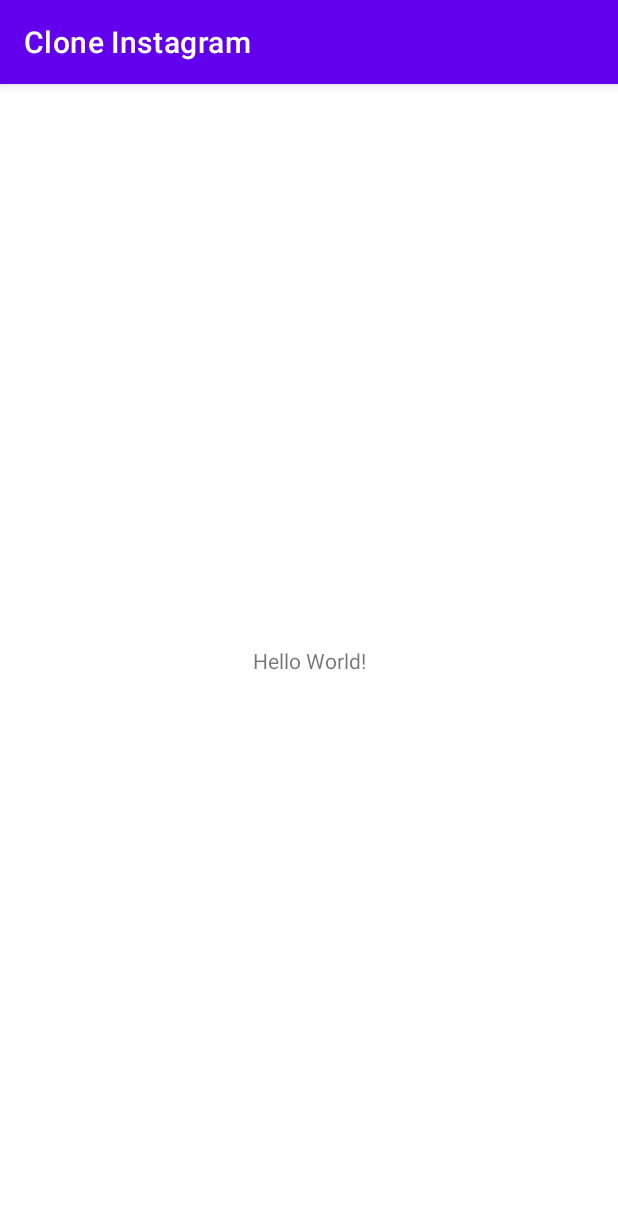
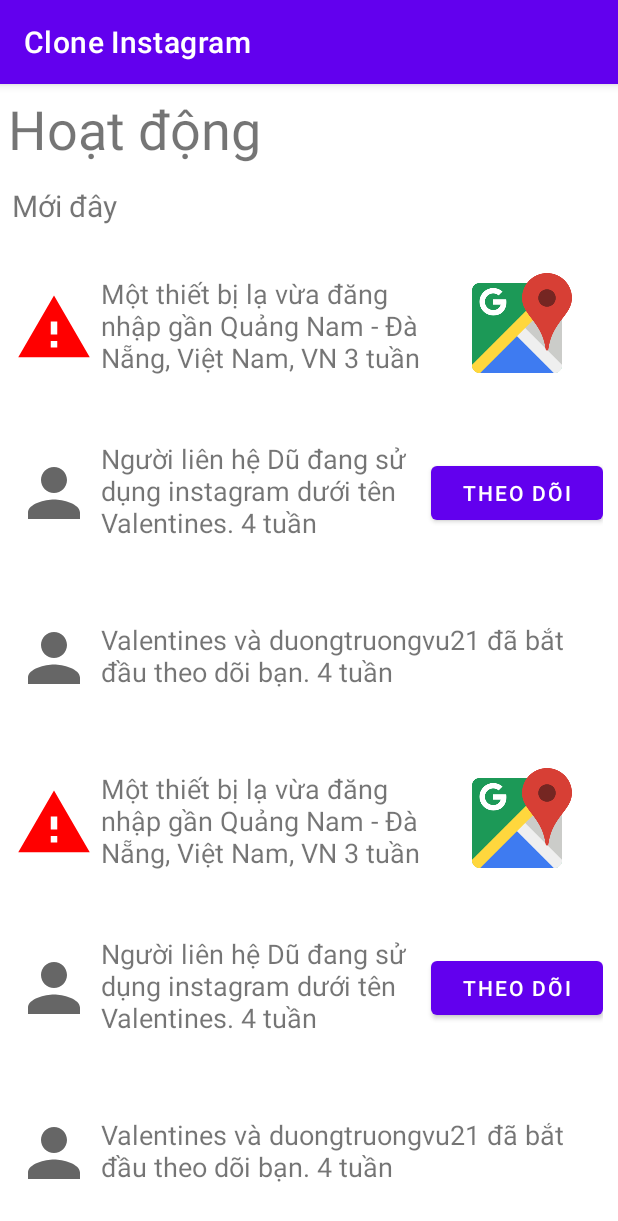
Before and after one commit to Tran-Nguyen-Anh-Trinh/project-mobile-android-social-network-app, an Android app: the screen it shows after launch (MainActivity), on a phone screen of 412 x 824 dp. Shown: the top 1221 px of the screen. Run offline under Robolectric (Android 15) with nearby library versions, the phone set to English and light mode, and no system bars.

Commit message:
fragment activity

```diff
--- a/app/build.gradle
+++ b/app/build.gradle
@@ -32,6 +32,9 @@ dependencies {
     implementation 'androidx.appcompat:appcompat:1.4.1'
     implementation 'com.google.android.material:material:1.6.0'
     implementation 'androidx.constraintlayout:constraintlayout:2.1.3'
+    implementation 'androidx.legacy:legacy-support-v4:1.0.0'
+    implementation 'androidx.navigation:navigation-fragment:2.4.2'
+    implementation 'androidx.navigation:navigation-ui:2.4.2'
     testImplementation 'junit:junit:4.+'
     androidTestImplementation 'androidx.test.ext:junit:1.1.3'
     androidTestImplementation 'androidx.test.espresso:espresso-core:3.4.0'
--- /dev/null
+++ b/app/src/main/java/com/midterm/cloneinstagram/ActivityAdapter.java
@@ -0,0 +1,81 @@
+package com.midterm.cloneinstagram;
+
+import android.content.Context;
+import android.util.Log;
+import android.view.LayoutInflater;
+import android.view.View;
+import android.view.ViewGroup;
+import android.widget.ImageView;
+import android.widget.LinearLayout;
+import android.widget.TextView;
+
+import androidx.annotation.NonNull;
+import androidx.recyclerview.widget.RecyclerView;
+
+import java.util.ArrayList;
+
+public class ActivityAdapter extends RecyclerView.Adapter<ActivityAdapter.ViewHolder> {
+    ArrayList<Integer> list;
+    public static Context context;
+
+    public ActivityAdapter(ArrayList<Integer> list, Context context) {
+        this.list = list;
+        this.context = context;
+    }
+
+    @NonNull
+    @Override
+    public ActivityAdapter.ViewHolder onCreateViewHolder(@NonNull ViewGroup parent, int viewType) {
+        View view = LayoutInflater.from(context).
+                inflate(R.layout.activity_1_item, parent, false);
+        return new ViewHolder(view);
+    }
+
+    @Override
+    public void onBindViewHolder(@NonNull ActivityAdapter.ViewHolder holder, int position) {
+        Log.d("DEBUG1", "" + list.get(position));
+//        holder.tv_name.setText("123");
+//        final Contact currContact = Contact.get(position);
+//        holder.itemView.setOnClickListener(new View.OnClickListener() {
+//            @Override
+//            public void onClick(View view) {
+//                iClickItemContactListener.onClickItemContact(currContact);
+//            }
+//        });
+
+        if(list.get(position) % 3 == 0){
+            holder.lo1.setVisibility(View.VISIBLE);
+            holder.lo2.setVisibility(View.GONE);
+            holder.lo3.setVisibility(View.GONE);
+        }
+
+        if(list.get(position) % 3 == 1){
+            holder.lo1.setVisibility(View.GONE);
+            holder.lo2.setVisibility(View.VISIBLE);
+            holder.lo3.setVisibility(View.GONE);
+        }
+
+        if(list.get(position) % 3 == 2){
+            holder.lo1.setVisibility(View.GONE);
+            holder.lo2.setVisibility(View.GONE);
+            holder.lo3.setVisibility(View.VISIBLE);
+        }
+    }
+
+    @Override
+    public int getItemCount() {
+        return list.size();
+    }
+
+    class ViewHolder extends RecyclerView.ViewHolder {
+        LinearLayout lo1, lo2, lo3;
+
+        public ViewHolder(View view) {
+            super(view);
+
+            lo1 = view.findViewById(R.id.lo1);
+            lo2 = view.findViewById(R.id.lo2);
+            lo3 = view.findViewById(R.id.lo3);
+        }
+    }
+}
--- /dev/null
+++ b/app/src/main/java/com/midterm/cloneinstagram/ActivityFragment.java
@@ -0,0 +1,54 @@
+package com.midterm.cloneinstagram;
+
+import android.os.Bundle;
+
+import androidx.annotation.NonNull;
+import androidx.annotation.Nullable;
+import androidx.fragment.app.Fragment;
+import androidx.recyclerview.widget.LinearLayoutManager;
+import androidx.recyclerview.widget.RecyclerView;
+
+import android.view.LayoutInflater;
+import android.view.View;
+import android.view.ViewGroup;
+
+import java.util.ArrayList;
+
+public class ActivityFragment extends Fragment {
+    RecyclerView rv1, rv2;
+    ActivityAdapter aadapter;
+    private ArrayList<Integer> lint;
+
+    @Override
+    public void onCreate(Bundle savedInstanceState) {
+        super.onCreate(savedInstanceState);
+    }
+
+    @Override
+    public void onViewCreated(@NonNull View view, @Nullable Bundle savedInstanceState) {
+        super.onViewCreated(view, savedInstanceState);
+
+        rv1 = view.findViewById(R.id.rv_1);
+//        rv2 = view.findViewById(R.id.rv_2);
+        lint = new ArrayList<>();
+        lint.add(0);
+        lint.add(1);
+        lint.add(2);
+        lint.add(3);
+        lint.add(4);
+        lint.add(5);
+        aadapter = new ActivityAdapter(lint, getContext());
+
+        rv1.setAdapter(aadapter);
+        rv1.setLayoutManager(new LinearLayoutManager(getContext()));
+//        rv2.setAdapter(aadapter);
+//        rv2.setLayoutManager(new LinearLayoutManager(getContext()));
+    }
+
+    @Override
+    public View onCreateView(LayoutInflater inflater, ViewGroup container,
+                             Bundle savedInstanceState) {
+        // Inflate the layout for this fragment
+        return inflater.inflate(R.layout.fragment_activity, container, false);
+    }
+}
--- /dev/null
+++ b/app/src/main/res/drawable/ic_baseline_person_24.xml
@@ -0,0 +1,10 @@
+<vector xmlns:android="http://schemas.android.com/apk/res/android"
+    android:width="24dp"
+    android:height="24dp"
+    android:viewportWidth="24"
+    android:viewportHeight="24"
+    android:tint="?attr/colorControlNormal">
+  <path
+      android:fillColor="@android:color/white"
+      android:pathData="M12,12c2.21,0 4,-1.79 4,-4s-1.79,-4 -4,-4 -4,1.79 -4,4 1.79,4 4,4zM12,14c-2.67,0 -8,1.34 -8,4v2h16v-2c0,-2.66 -5.33,-4 -8,-4z"/>
+</vector>
--- /dev/null
+++ b/app/src/main/res/drawable/ic_baseline_warning_24.xml
@@ -0,0 +1,5 @@
+<vector android:height="24dp" android:tint="#FF0000"
+    android:viewportHeight="24" android:viewportWidth="24"
+    android:width="24dp" xmlns:android="http://schemas.android.com/apk/res/android">
+    <path android:fillColor="@android:color/white" android:pathData="M1,21h22L12,2 1,21zM13,18h-2v-2h2v2zM13,14h-2v-4h2v4z"/>
+</vector>
--- /dev/null
+++ b/app/src/main/res/layout/activity_1_item.xml
@@ -0,0 +1,95 @@
+<?xml version="1.0" encoding="utf-8"?>
+<LinearLayout xmlns:android="http://schemas.android.com/apk/res/android"
+    android:layout_width="match_parent"
+    android:layout_height="wrap_content"
+    android:padding="10dp"
+    android:layout_marginTop="10dp"
+    android:orientation="vertical"
+    >
+
+    <LinearLayout
+        android:id="@+id/lo1"
+        android:layout_width="match_parent"
+        android:layout_height="wrap_content"
+        android:visibility="visible">
+
+        <ImageView
+            android:layout_width="52dp"
+            android:layout_height="80dp"
+            android:layout_gravity="center"
+            android:src="@drawable/ic_baseline_warning_24"></ImageView>
+
+        <TextView
+            android:layout_width="225dp"
+            android:layout_height="80dp"
+            android:textSize="18sp"
+            android:text="Một thiết bị lạ vừa đăng nhập gần Quảng Nam - Đà Nẵng, Việt Nam, VN 3 tuần"
+            android:lines="4"
+            android:ellipsize="end"
+            android:paddingBottom="3sp"
+            android:gravity="center_vertical"
+            android:paddingLeft="5sp">
+        </TextView>
+
+        <ImageView
+            android:layout_width="match_parent"
+            android:layout_height="80dp"
+            android:gravity="right|center_vertical"
+            android:src="@drawable/icon_map"></ImageView>
+    </LinearLayout>
+
+    <LinearLayout
+        android:id="@+id/lo2"
+        android:layout_width="match_parent"
+        android:layout_height="wrap_content"
+        android:visibility="gone">
+        <ImageView
+            android:layout_width="52dp"
+            android:layout_height="80dp"
+            android:layout_gravity="center"
+            android:src="@drawable/ic_baseline_person_24"></ImageView>
+
+        <TextView
+            android:layout_width="225dp"
+            android:layout_height="80dp"
+            android:textSize="18sp"
+            android:text="Người liên hệ Dũ đang sử dụng instagram dưới tên Valentines. 4 tuần"
+            android:lines="4"
+            android:ellipsize="end"
+            android:paddingBottom="3sp"
+            android:gravity="center_vertical"
+            android:paddingLeft="5sp">
+        </TextView>
+
+        <Button
+            android:layout_width="match_parent"
+            android:layout_height="48dp"
+            android:text="Theo dõi"
+            android:textSize="14dp"
+            android:layout_gravity="center"></Button>
+    </LinearLayout>
+
+    <LinearLayout
+        android:id="@+id/lo3"
+        android:layout_width="match_parent"
+        android:layout_height="wrap_content"
+        android:visibility="gone">
+        <ImageView
+            android:layout_width="52dp"
+            android:layout_height="80dp"
+            android:layout_gravity="center"
+            android:src="@drawable/ic_baseline_person_24"></ImageView>
+
+        <TextView
+            android:layout_width="match_parent"
+            android:layout_height="80dp"
+            android:textSize="18sp"
+            android:text="Valentines và duongtruongvu21 đã bắt đầu theo dõi bạn. 4 tuần"
+            android:lines="4"
+            android:ellipsize="end"
+            android:paddingBottom="3sp"
+            android:gravity="center_vertical"
+            android:paddingLeft="5sp">
+        </TextView>
+    </LinearLayout>
+</LinearLayout>
--- a/app/src/main/res/layout/activity_main.xml
+++ b/app/src/main/res/layout/activity_main.xml
@@ -6,13 +6,14 @@
     android:layout_height="match_parent"
     tools:context=".MainActivity">
 
-    <TextView
-        android:layout_width="wrap_content"
-        android:layout_height="wrap_content"
-        android:text="Hello World!"
-        app:layout_constraintBottom_toBottomOf="parent"
-        app:layout_constraintLeft_toLeftOf="parent"
-        app:layout_constraintRight_toRightOf="parent"
-        app:layout_constraintTop_toTopOf="parent" />
 
+    <androidx.fragment.app.FragmentContainerView
+        android:id="@+id/fragmentContainerView"
+        android:name="androidx.navigation.fragment.NavHostFragment"
+        android:layout_width="match_parent"
+        android:layout_height="match_parent"
+        app:defaultNavHost="true"
+        app:navGraph="@navigation/activity_nav"
+        tools:layout_editor_absoluteX="1dp"
+        tools:layout_editor_absoluteY="1dp" />
 </androidx.constraintlayout.widget.ConstraintLayout>
--- /dev/null
+++ b/app/src/main/res/layout/fragment_activity.xml
@@ -0,0 +1,42 @@
+<?xml version="1.0" encoding="utf-8"?>
+<LinearLayout xmlns:android="http://schemas.android.com/apk/res/android"
+    xmlns:tools="http://schemas.android.com/tools"
+    android:layout_width="match_parent"
+    android:layout_height="match_parent"
+    tools:context=".ActivityFragment"
+    android:orientation="vertical">
+
+    <!-- TODO: Update blank fragment layout -->
+    <TextView
+        android:layout_width="match_parent"
+        android:layout_height="wrap_content"
+        android:textSize="36dp"
+        android:padding="5dp"
+        android:text="Hoạt động" />
+
+    <TextView
+        android:padding="8dp"
+        android:layout_width="match_parent"
+        android:layout_height="wrap_content"
+        android:textSize="20dp"
+        android:text="Mới đây" />
+
+    <androidx.recyclerview.widget.RecyclerView
+        android:id="@+id/rv_1"
+        android:layout_width="match_parent"
+        android:layout_height="wrap_content">
+    </androidx.recyclerview.widget.RecyclerView>
+
+    <TextView
+        android:padding="8dp"
+        android:layout_width="match_parent"
+        android:layout_height="wrap_content"
+        android:textSize="20dp"
+        android:text="Tháng này" />
+
+    <androidx.recyclerview.widget.RecyclerView
+        android:id="@+id/rv_2"
+        android:layout_width="match_parent"
+        android:layout_height="wrap_content">
+    </androidx.recyclerview.widget.RecyclerView>
+</LinearLayout>
--- /dev/null
+++ b/app/src/main/res/navigation/activity_nav.xml
@@ -0,0 +1,13 @@
+<?xml version="1.0" encoding="utf-8"?>
+<navigation xmlns:android="http://schemas.android.com/apk/res/android"
+    xmlns:app="http://schemas.android.com/apk/res-auto"
+    xmlns:tools="http://schemas.android.com/tools"
+    android:id="@+id/activity_nav"
+    app:startDestination="@id/activityFragment">
+
+    <fragment
+        android:id="@+id/activityFragment"
+        android:name="com.midterm.cloneinstagram.ActivityFragment"
+        android:label="fragment_activity"
+        tools:layout="@layout/fragment_activity" />
+</navigation>
--- a/app/src/main/res/values/strings.xml
+++ b/app/src/main/res/values/strings.xml
@@ -1,3 +1,5 @@
 <resources>
     <string name="app_name">Clone Instagram</string>
+    <!-- TODO: Remove or change this placeholder text -->
+    <string name="hello_blank_fragment">Hello blank fragment</string>
 </resources>
```
Also changed, not shown: app/src/main/res/drawable/icon_map.png (added).
